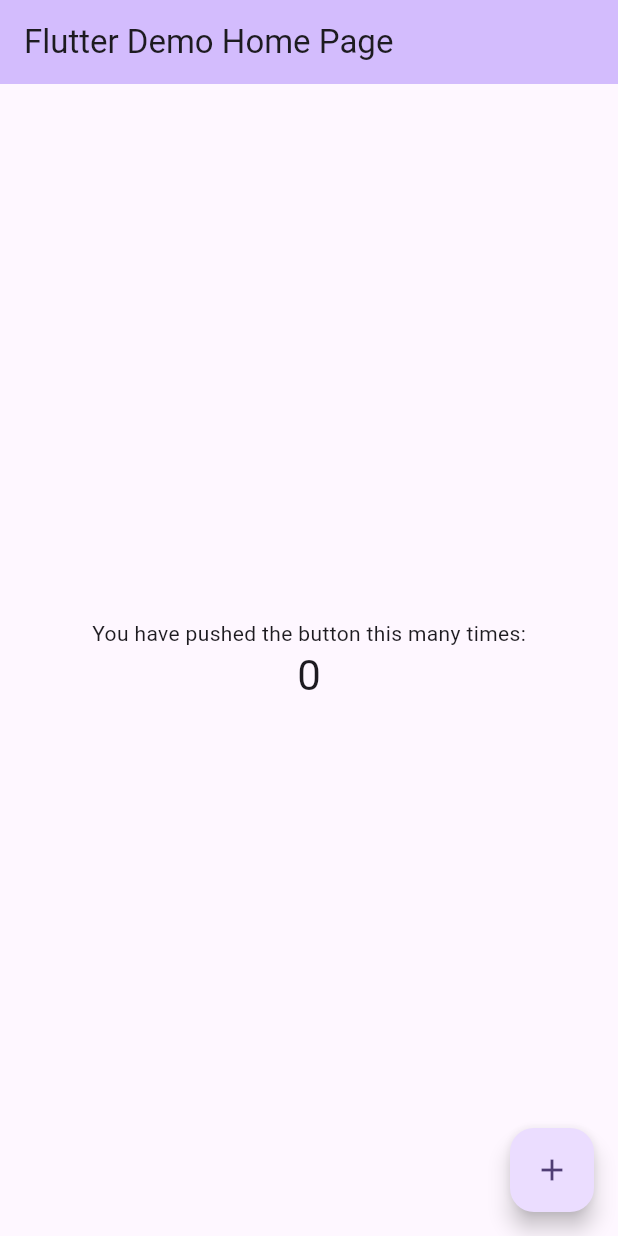
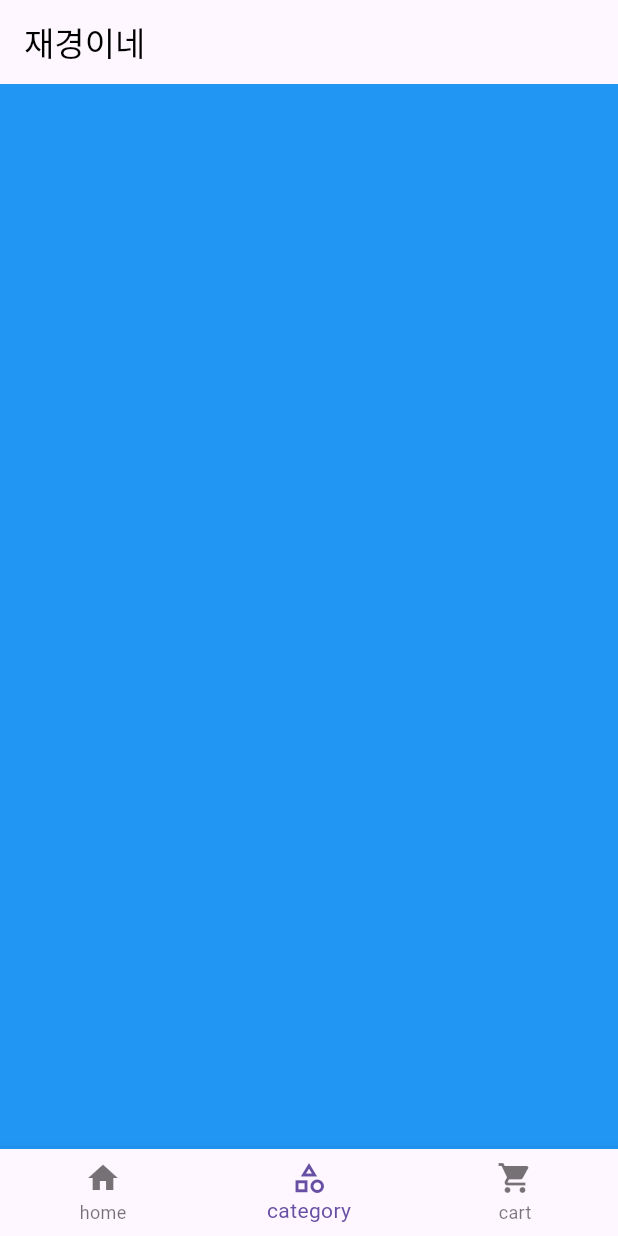
Before and after one commit to janguzin/commers-practice, a Flutter app: the screen it shows after launch, on a phone screen of 412 x 824 dp. Run offline on Flutter 3.47's test engine with Material 3 defaults, Android fonts, the phone set to English and light mode, and no system bars.

Commit message:
8/28 네비바 추가 완료

```diff
--- a/lib/main.dart
+++ b/lib/main.dart
@@ -1,122 +1,27 @@
+import 'package:commers_20250828/screen/main/main_screen.dart';
 import 'package:flutter/material.dart';
 
-void main() {
-  runApp(const MyApp());
+void main(){
+
+  runApp(MyApp());
+
+
 }
 
 class MyApp extends StatelessWidget {
   const MyApp({super.key});
 
-  // This widget is the root of your application.
   @override
   Widget build(BuildContext context) {
     return MaterialApp(
-      title: 'Flutter Demo',
+      title: "Commerce SMWU",
       theme: ThemeData(
-        // This is the theme of your application.
-        //
-        // TRY THIS: Try running your application with "flutter run". You'll see
-        // the application has a purple toolbar. Then, without quitting the app,
-        // try changing the seedColor in the colorScheme below to Colors.green
-        // and then invoke "hot reload" (save your changes or press the "hot
-        // reload" button in a Flutter-supported IDE, or press "r" if you used
-        // the command line to start the app).
-        //
-        // Notice that the counter didn't reset back to zero; the application
-        // state is not lost during the reload. To reset the state, use hot
-        // restart instead.
-        //
-        // This works for code too, not just values: Most code changes can be
-        // tested with just a hot reload.
-        colorScheme: ColorScheme.fromSeed(seedColor: Colors.deepPurple),
+        primarySwatch: Colors.blue
+
       ),
-      home: const MyHomePage(title: 'Flutter Demo Home Page'),
+      home: MainScreen(),
+
+
     );
   }
 }
-
-class MyHomePage extends StatefulWidget {
-  const MyHomePage({super.key, required this.title});
-
-  // This widget is the home page of your application. It is stateful, meaning
-  // that it has a State object (defined below) that contains fields that affect
-  // how it looks.
-
-  // This class is the configuration for the state. It holds the values (in this
-  // case the title) provided by the parent (in this case the App widget) and
-  // used by the build method of the State. Fields in a Widget subclass are
-  // always marked "final".
-
-  final String title;
-
-  @override
-  State<MyHomePage> createState() => _MyHomePageState();
-}
-
-class _MyHomePageState extends State<MyHomePage> {
-  int _counter = 0;
-
-  void _incrementCounter() {
-    setState(() {
-      // This call to setState tells the Flutter framework that something has
-      // changed in this State, which causes it to rerun the build method below
-      // so that the display can reflect the updated values. If we changed
-      // _counter without calling setState(), then the build method would not be
-      // called again, and so nothing would appear to happen.
-      _counter++;
-    });
-  }
-
-  @override
-  Widget build(BuildContext context) {
-    // This method is rerun every time setState is called, for instance as done
-    // by the _incrementCounter method above.
-    //
-    // The Flutter framework has been optimized to make rerunning build methods
-    // fast, so that you can just rebuild anything that needs updating rather
-    // than having to individually change instances of widgets.
-    return Scaffold(
-      appBar: AppBar(
-        // TRY THIS: Try changing the color here to a specific color (to
-        // Colors.amber, perhaps?) and trigger a hot reload to see the AppBar
-        // change color while the other colors stay the same.
-        backgroundColor: Theme.of(context).colorScheme.inversePrimary,
-        // Here we take the value from the MyHomePage object that was created by
-        // the App.build method, and use it to set our appbar title.
-        title: Text(widget.title),
-      ),
-      body: Center(
-        // Center is a layout widget. It takes a single child and positions it
-        // in the middle of the parent.
-        child: Column(
-          // Column is also a layout widget. It takes a list of children and
-          // arranges them vertically. By default, it sizes itself to fit its
-          // children horizontally, and tries to be as tall as its parent.
-          //
-          // Column has various properties to control how it sizes itself and
-          // how it positions its children. Here we use mainAxisAlignment to
-          // center the children vertically; the main axis here is the vertical
-          // axis because Columns are vertical (the cross axis would be
-          // horizontal).
-          //
-          // TRY THIS: Invoke "debug painting" (choose the "Toggle Debug Paint"
-          // action in the IDE, or press "p" in the console), to see the
-          // wireframe for each widget.
-          mainAxisAlignment: MainAxisAlignment.center,
-          children: <Widget>[
-            const Text('You have pushed the button this many times:'),
-            Text(
-              '$_counter',
-              style: Theme.of(context).textTheme.headlineMedium,
-            ),
-          ],
-        ),
-      ),
-      floatingActionButton: FloatingActionButton(
-        onPressed: _incrementCounter,
-        tooltip: 'Increment',
-        child: const Icon(Icons.add),
-      ), // This trailing comma makes auto-formatting nicer for build methods.
-    );
-  }
-}
--- /dev/null
+++ b/lib/screen/main/main_screen.dart
@@ -0,0 +1,47 @@
+import 'package:flutter/material.dart';
+
+class MainScreen extends StatefulWidget {
+  const MainScreen({super.key});
+
+  @override
+  State<MainScreen> createState() => _MainScreenState();
+}
+
+class _MainScreenState extends State<MainScreen> {
+
+  int currentIndex = 1;
+
+
+  @override
+  Widget build(BuildContext context) {
+    return Scaffold(
+      appBar: AppBar(title: Text('재경이네', style: TextStyle(color: Colors.black),),),
+      body: IndexedStack(
+        index: currentIndex,
+        children: [
+          Container(color: Colors.red,),
+          Container(color: Colors.blue,),
+          Container(color: Colors.yellow,),
+        ],
+      ),
+      bottomNavigationBar: navigationBar(),
+    );
+  }
+
+  BottomNavigationBar navigationBar(){
+    return BottomNavigationBar(items: [
+      BottomNavigationBarItem(icon: Icon(Icons.home), label: "home"),
+      BottomNavigationBarItem(icon: Icon(Icons.category_outlined), label: "category"),
+      BottomNavigationBarItem(icon: Icon(Icons.shopping_cart), label: "cart"),
+    ],
+    currentIndex: currentIndex,
+    onTap: (value) {
+
+      currentIndex = value;
+      setState(() {
+
+      });
+    },
+    );
+  }
+}
```
Also changed, not shown: 1 other file.
